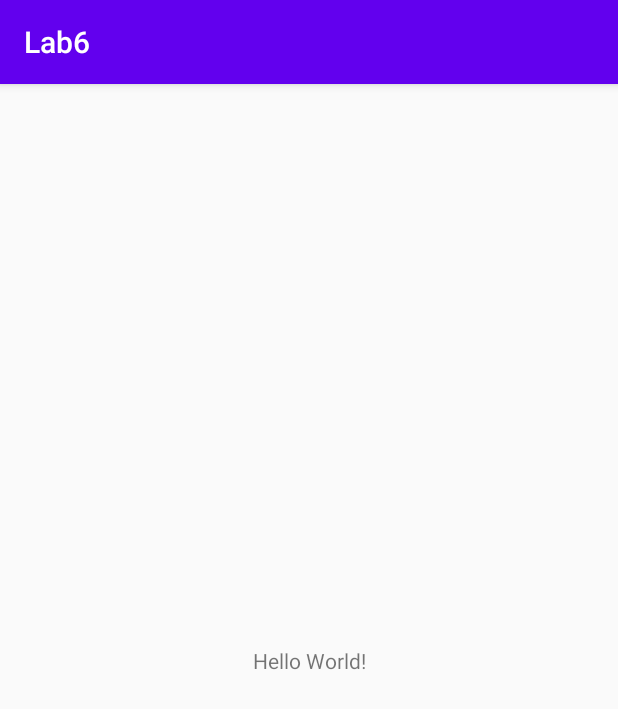
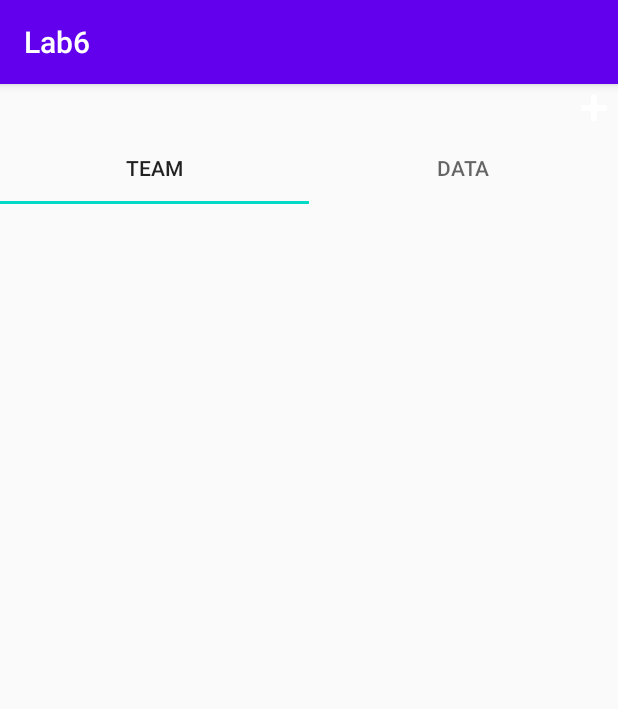
Before and after one commit to GurkaranSingh95/CSIS4280, an Android app: the screen it shows after launch (MainActivity), on a phone screen of 412 x 824 dp. Shown: the top 709 px of the screen. Run offline under Robolectric (Android 15) with nearby library versions, the phone set to English and light mode, and no system bars.

Commit message:
basic UI

```diff
--- a/Lab6/app/build.gradle
+++ b/Lab6/app/build.gradle
@@ -30,6 +30,7 @@ dependencies {
     implementation 'androidx.core:core-ktx:1.3.2'
     implementation 'androidx.appcompat:appcompat:1.2.0'
     implementation 'androidx.constraintlayout:constraintlayout:2.0.2'
+    implementation 'com.google.android.material:material:1.2.1'
     testImplementation 'junit:junit:4.12'
     androidTestImplementation 'androidx.test.ext:junit:1.1.2'
     androidTestImplementation 'androidx.test.espresso:espresso-core:3.3.0'
--- a/Lab6/app/src/main/res/layout/activity_main.xml
+++ b/Lab6/app/src/main/res/layout/activity_main.xml
@@ -1,18 +1,38 @@
 <?xml version="1.0" encoding="utf-8"?>
-<androidx.constraintlayout.widget.ConstraintLayout xmlns:android="http://schemas.android.com/apk/res/android"
+<LinearLayout xmlns:android="http://schemas.android.com/apk/res/android"
     xmlns:app="http://schemas.android.com/apk/res-auto"
     xmlns:tools="http://schemas.android.com/tools"
     android:layout_width="match_parent"
     android:layout_height="match_parent"
+    android:orientation="vertical"
     tools:context=".MainActivity">
 
-    <TextView
+    <ImageButton
+        android:id="@+id/imageButton"
+        style="@style/Widget.MaterialComponents.MaterialCalendar.HeaderToggleButton"
         android:layout_width="wrap_content"
         android:layout_height="wrap_content"
-        android:text="Hello World!"
-        app:layout_constraintBottom_toBottomOf="parent"
-        app:layout_constraintLeft_toLeftOf="parent"
-        app:layout_constraintRight_toRightOf="parent"
-        app:layout_constraintTop_toTopOf="parent" />
+        android:layout_gravity="right"
+        app:srcCompat="@android:drawable/ic_input_add" />
 
-</androidx.constraintlayout.widget.ConstraintLayout>
+    <com.google.android.material.tabs.TabLayout
+        android:layout_width="match_parent"
+        android:layout_height="wrap_content">
+
+        <com.google.android.material.tabs.TabItem
+            android:layout_width="wrap_content"
+            android:layout_height="wrap_content"
+            android:text="Team" />
+
+        <com.google.android.material.tabs.TabItem
+            android:layout_width="wrap_content"
+            android:layout_height="wrap_content"
+            android:text="DATA" />
+
+    </com.google.android.material.tabs.TabLayout>
+
+    <androidx.recyclerview.widget.RecyclerView
+        android:layout_width="match_parent"
+        android:layout_height="match_parent" />
+
+</LinearLayout>
```
Also changed, not shown: Lab6/app/src/main/res/layout/recycler_item.xml (added, +17 -0 lines).
